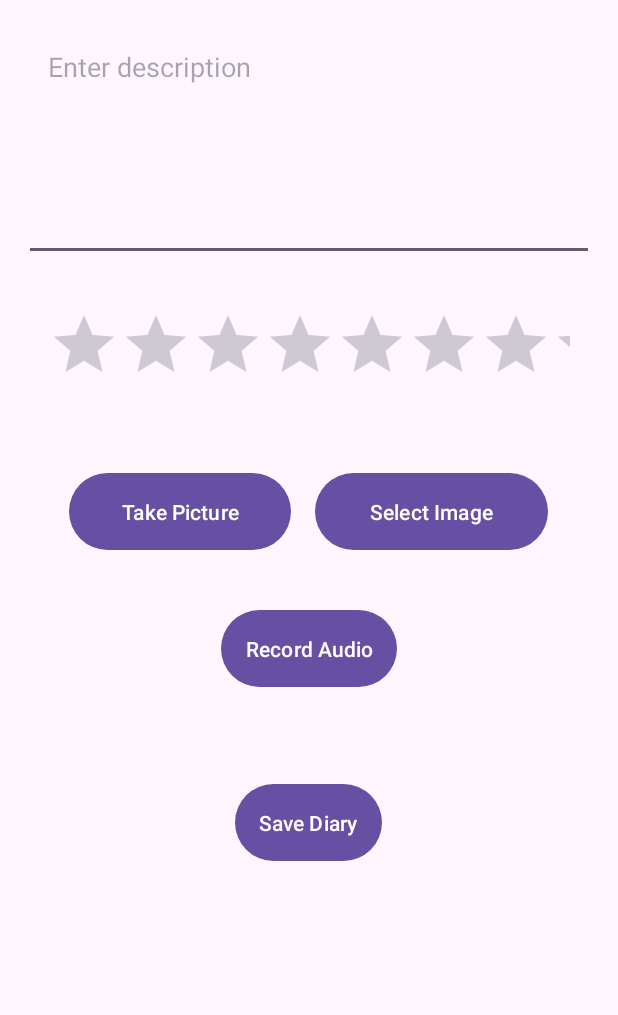
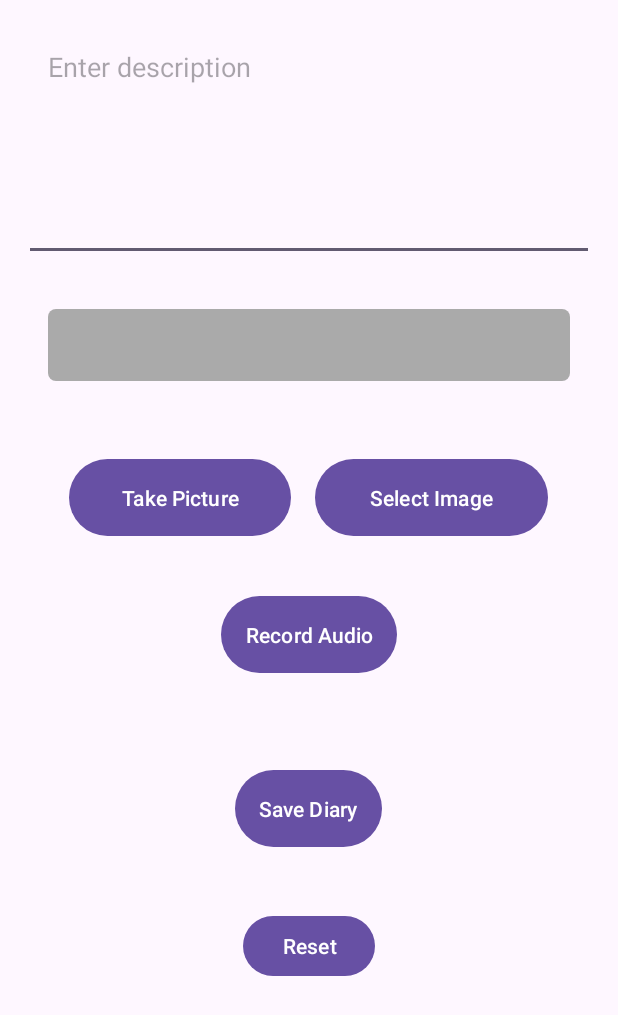
Before and after one commit to tommyp1007/SnapDiaryv3, an Android app: the fragment CreateDiaryFragment shown on its own in the app's theme, on a phone screen of 412 x 824 dp. Shown: the top 1015 px of the screen. Run offline under Robolectric (Android 15) with nearby library versions, the phone set to English and light mode, and no system bars; our stand-ins replace Firebase (no records; nobody signed in at launch, a user with empty details on screens opened directly).

Commit message:
update on rating bar change to more dynamic look

```diff
--- a/app/src/main/java/com/example/snapdiaryv3/SavedDiariesFragment.java
+++ b/app/src/main/java/com/example/snapdiaryv3/SavedDiariesFragment.java
@@ -5,6 +5,7 @@ import android.os.Bundle;
 import android.view.LayoutInflater;
 import android.view.View;
 import android.view.ViewGroup;
+import android.widget.Button;
 import android.widget.Toast;
 
 import androidx.annotation.NonNull;
@@ -56,6 +57,7 @@ public class SavedDiariesFragment extends Fragment implements DiaryAdapter.OnEnt
         // Load diary entries
         loadDiaryEntries();
 
+
         return view;
     }
 
@@ -90,6 +92,7 @@ public class SavedDiariesFragment extends Fragment implements DiaryAdapter.OnEnt
         startActivity(intent);
     }
 
+
     @Override
     public void onEntryDetailsClicked(DiaryEntry entry) {
         // Handle the click event to navigate to DiaryEntryDetailsActivity
--- /dev/null
+++ b/app/src/main/res/drawable/rating_very_happy.xml
@@ -0,0 +1,16 @@
+<layer-list xmlns:android="http://schemas.android.com/apk/res/android">
+    <item android:id="@android:id/background">
+        <shape android:shape="rectangle">
+            <corners android:radius="5dp" />
+            <solid android:color="@android:color/darker_gray" />
+        </shape>
+    </item>
+    <item android:id="@android:id/secondaryProgress">
+        <clip>
+            <shape android:shape="rectangle">
+                <corners android:radius="5dp" />
+                <solid android:color="@android:color/holo_green_light" />
+            </shape>
+        </clip>
+    </item>
+</layer-list>
--- a/app/src/main/res/layout/activity_profile.xml
+++ b/app/src/main/res/layout/activity_profile.xml
@@ -27,7 +27,7 @@
             android:id="@+id/toolbar"
             android:layout_width="match_parent"
             android:layout_height="?attr/actionBarSize"
-            android:background="?attr/colorPrimary"
+            android:background="@android:color/holo_blue_bright"
             android:elevation="4dp"
             app:title="SnapDiary" />
 
--- a/app/src/main/res/layout/fragment_create_diary.xml
+++ b/app/src/main/res/layout/fragment_create_diary.xml
@@ -22,7 +22,9 @@
         android:numStars="5"
         android:padding="16dp"
         android:rating="0"
-        android:stepSize="1" />
+        android:stepSize="1"
+        style="@style/CustomRatingBar"/>
+
 
     <LinearLayout
         android:id="@+id/linearLayoutButtons"
@@ -110,4 +112,29 @@
 
     </LinearLayout>
 
+    <LinearLayout
+        android:id="@+id/LinearLayoutReset"
+        android:layout_width="383dp"
+        android:layout_height="wrap_content"
+        android:layout_below="@id/linearLayoutButtons"
+        android:layout_centerVertical="true"
+        android:layout_marginTop="209dp"
+        android:gravity="center_horizontal"
+        android:orientation="horizontal"
+        android:padding="0dp">
+
+        <Button
+            android:id="@+id/buttonReset"
+            android:layout_width="wrap_content"
+            android:layout_height="wrap_content"
+            android:layout_below="@id/buttonSave"
+            android:layout_centerHorizontal="true"
+            android:layout_marginTop="20dp"
+            android:onClick="resetInputs"
+            android:text="Reset" />
+
+
+    </LinearLayout>
+
+
 </RelativeLayout>
--- a/app/src/main/res/layout/fragment_user_profile.xml
+++ b/app/src/main/res/layout/fragment_user_profile.xml
@@ -26,7 +26,7 @@
     </LinearLayout>
 
     <LinearLayout
-        android:id="@+id/linearLayoutButtons"
+        android:id="@+id/LinearLogout"
         android:layout_width="match_parent"
         android:layout_height="wrap_content"
         android:orientation="horizontal"
--- a/app/src/main/res/layout/nav_header.xml
+++ b/app/src/main/res/layout/nav_header.xml
@@ -5,7 +5,7 @@
     android:orientation="vertical"
     android:gravity="bottom"
     android:padding="16dp"
-    android:background="?attr/colorPrimaryDark">
+    android:background="@android:color/holo_blue_bright">
 
     <ImageView
         android:layout_width="wrap_content"
--- /dev/null
+++ b/app/src/main/res/values/styles.xml
@@ -0,0 +1,9 @@
+<?xml version="1.0" encoding="utf-8"?>
+<resources>
+    <style name="CustomRatingBar" parent="@android:style/Widget.RatingBar">
+        <item name="android:progressDrawable">@drawable/rating_very_happy</item>
+        <item name="android:indeterminateDrawable">@drawable/rating_very_happy</item>
+        <item name="android:minHeight">48dp</item>
+        <item name="android:maxHeight">48dp</item>
+    </style>
+</resources>
```
Also changed, not shown: app/src/main/java/com/example/snapdiaryv3/HomeFragment.java (+36 -2 lines), app/src/main/res/drawable/rating_happy.xml (added, +16 -0 lines), app/src/main/res/drawable/rating_moderate.xml (added, +16 -0 lines), app/src/main/res/drawable/rating_sad.xml (added, +16 -0 lines), app/src/main/res/drawable/rating_very_sad.xml (added, +16 -0 lines), app/src/main/res/layout/fragment_diary_entry_details.xml (+6 -13 lines), app/src/main/res/layout/fragment_home.xml (+8 -5 lines), app/src/main/res/layout/item_diary_entry.xml (+12 -7 lines).
